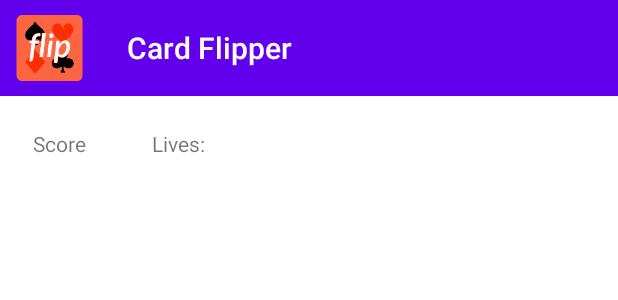
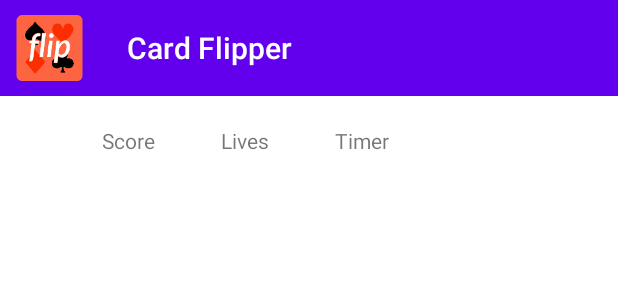
Before and after one commit to Memeapie/CardFlipper, an Android app: the layout activity_game.xml on its own in the app's theme, with its tools: preview values and no code run, on a phone screen of 412 x 824 dp. Shown: the top 300 px of the screen. Run offline under Robolectric (Android 15) with nearby library versions, the phone set to English and light mode, and no system bars.

Commit message:
Set Timer

```diff
--- a/app/src/main/res/layout/activity_game.xml
+++ b/app/src/main/res/layout/activity_game.xml
@@ -11,9 +11,19 @@
         android:layout_width="wrap_content"
         android:layout_height="wrap_content"
         android:layout_marginStart="44dp"
-        android:layout_marginTop="22dp"
+        android:layout_marginTop="20dp"
         android:text="@string/lives"
         app:layout_constraintStart_toEndOf="@+id/scoreText"
+        app:layout_constraintTop_toBottomOf="@+id/backfill" />
+
+    <TextView
+        android:id="@+id/timerText"
+        android:layout_width="wrap_content"
+        android:layout_height="wrap_content"
+        android:layout_marginStart="44dp"
+        android:layout_marginTop="20dp"
+        android:text="@string/timer"
+        app:layout_constraintStart_toEndOf="@+id/lifeText"
         app:layout_constraintTop_toBottomOf="@+id/backfill" />
 
     <TextView
@@ -258,8 +268,8 @@
         android:id="@+id/scoreText"
         android:layout_width="wrap_content"
         android:layout_height="wrap_content"
-        android:layout_marginStart="22dp"
-        android:layout_marginTop="22dp"
+        android:layout_marginStart="68dp"
+        android:layout_marginTop="20dp"
         android:text="@string/score"
         app:layout_constraintStart_toStartOf="parent"
         app:layout_constraintTop_toBottomOf="@+id/backfill" />
--- a/app/src/main/res/layout/fragment_game_settings.xml
+++ b/app/src/main/res/layout/fragment_game_settings.xml
@@ -35,7 +35,7 @@
         android:layout_width="345dp"
         android:layout_height="29dp"
         android:layout_marginTop="52dp"
-        android:entries="@array/gameSettingsLives"
+        android:entries="@array/gameSettingsTimer"
         app:layout_constraintEnd_toEndOf="parent"
         app:layout_constraintStart_toStartOf="parent"
         app:layout_constraintTop_toBottomOf="@+id/gameSettingsLivesSpinner" />
--- a/app/src/main/res/values/strings.xml
+++ b/app/src/main/res/values/strings.xml
@@ -9,7 +9,7 @@
     <string name="lifeCount">Number of Lives</string>
     <string name="gameSettings">Game Settings</string>
     <string name="score">Score</string>
-    <string name="lives">Lives: </string>
+    <string name="lives">Lives</string>
     <string name="timer">Timer</string>
     <string name="gameSettingsAnimate">Animate Cards</string>
     <string name="gameSettingsShowCards">Show the Cards before the Game</string>
```
Also changed, not shown: app/src/main/java/com/sam/cardflipper/Main/Game.java (+41 -16 lines), app/src/main/java/com/sam/cardflipper/Models/GameSettings.java (+11 -4 lines).
